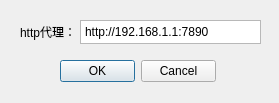
The window that proxy.ui (meng-luo/ChatGPT) describes before a commit, drawn with Qt 5.
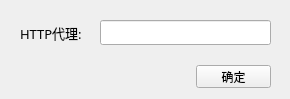
The same window after the commit.

Commit message: 新增代理设置，优化代码结构

The edit to the form file:
```diff
--- a/proxy.ui
+++ b/proxy.ui
@@ -6,41 +6,40 @@
    <rect>
     <x>0</x>
     <y>0</y>
-    <width>279</width>
-    <height>103</height>
+    <width>290</width>
+    <height>99</height>
    </rect>
   </property>
   <property name="windowTitle">
    <string>Form</string>
   </property>
-  <widget class="QDialogButtonBox" name="buttonBox">
+  <widget class="QPushButton" name="pushButton">
    <property name="geometry">
     <rect>
-     <x>60</x>
-     <y>60</y>
-     <width>156</width>
+     <x>196</x>
+     <y>65</y>
+     <width>75</width>
      <height>23</height>
     </rect>
    </property>
-   <property name="standardButtons">
-    <set>QDialogButtonBox::Cancel|QDialogButtonBox::Ok</set>
+   <property name="text">
+    <string>确定</string>
    </property>
   </widget>
-  <widget class="QTextEdit" name="textEdit">
+  <widget class="QLineEdit" name="lineEdit">
    <property name="geometry">
     <rect>
-     <x>80</x>
+     <x>100</x>
      <y>20</y>
-     <width>181</width>
-     <height>24</height>
+     <width>171</width>
+     <height>25</height>
     </rect>
    </property>
-   <property name="html">
-    <string>&lt;!DOCTYPE HTML PUBLIC &quot;-//W3C//DTD HTML 4.0//EN&quot; &quot;http://www.w3.org/TR/REC-html40/strict.dtd&quot;&gt;
-&lt;html&gt;&lt;head&gt;&lt;meta name=&quot;qrichtext&quot; content=&quot;1&quot; /&gt;&lt;style type=&quot;text/css&quot;&gt;
-p, li { white-space: pre-wrap; }
-&lt;/style&gt;&lt;/head&gt;&lt;body style=&quot; font-family:'SimSun'; font-size:9pt; font-weight:400; font-style:normal;&quot;&gt;
-&lt;p style=&quot; margin-top:0px; margin-bottom:0px; margin-left:0px; margin-right:0px; -qt-block-indent:0; text-indent:0px;&quot;&gt;http://192.168.1.1:7890&lt;/p&gt;&lt;/body&gt;&lt;/html&gt;</string>
+   <property name="font">
+    <font>
+     <family>宋体</family>
+     <pointsize>10</pointsize>
+    </font>
    </property>
   </widget>
   <widget class="QLabel" name="label">
@@ -48,12 +47,23 @@
     <rect>
      <x>20</x>
      <y>20</y>
-     <width>60</width>
-     <height>24</height>
+     <width>62</width>
+     <height>25</height>
     </rect>
    </property>
+   <property name="font">
+    <font>
+     <family>微软雅黑</family>
+     <pointsize>10</pointsize>
+     <weight>50</weight>
+     <bold>false</bold>
+     <strikeout>false</strikeout>
+     <stylestrategy>PreferAntialias</stylestrategy>
+     <kerning>true</kerning>
+    </font>
+   </property>
    <property name="text">
-    <string>http代理：</string>
+    <string>HTTP代理:</string>
    </property>
   </widget>
  </widget>
```
Left out of the diff: 2 changed lines with no effect on the pictures. The commit also changes 10 other files.
